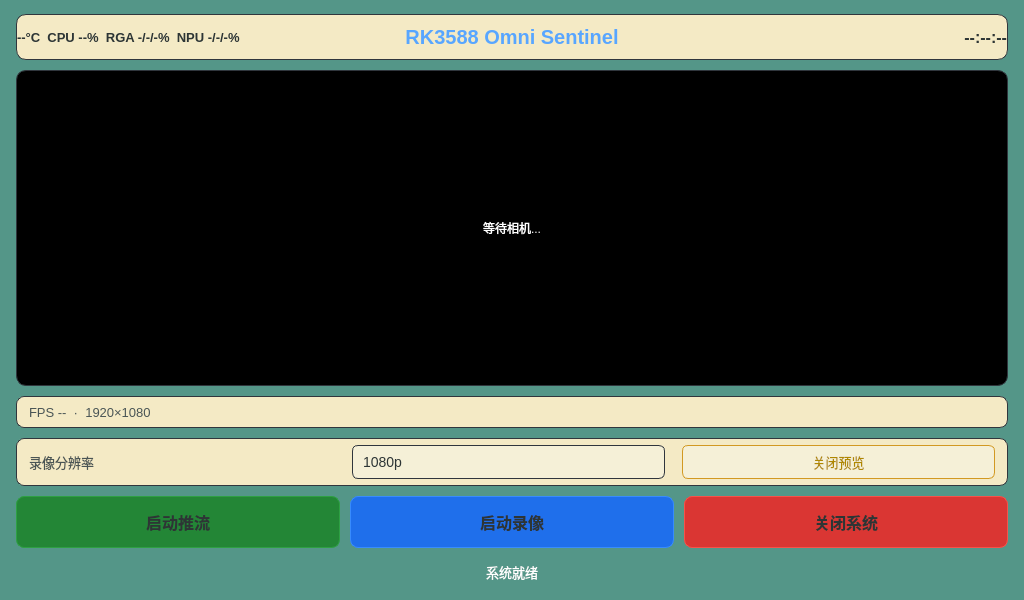
Old version of the form Software/APP/SentinelQT/widget.ui in the repository Davin-Liang/RK3588-Omni-Sentinel.
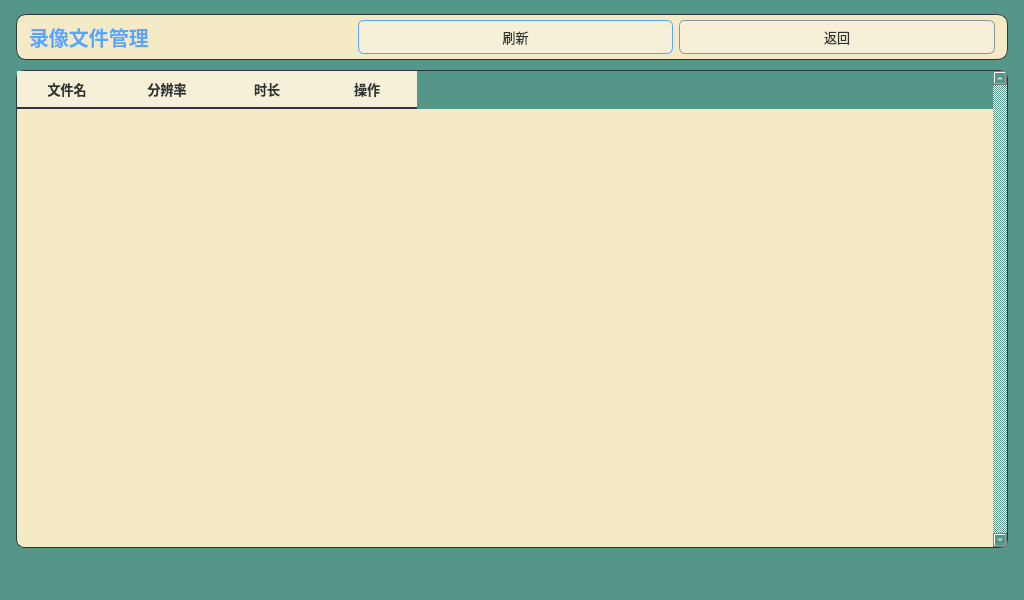
New version of the form. The open tabs and pages were chosen to show the change.

Commit message: feat(SentinelQT): add video management sub-page with libavformat metadata reading

```diff
--- a/Software/APP/SentinelQT/widget.ui
+++ b/Software/APP/SentinelQT/widget.ui
@@ -11,14 +11,25 @@
   <property name="styleSheet">
    <string notr="true">background-color: #549688; color: #ffffff;</string>
   </property>
-  <layout class="QVBoxLayout" name="rootLayout">
+  <layout class="QVBoxLayout" name="wrapperLayout">
+   <property name="spacing"><number>0</number></property>
+   <property name="leftMargin"><number>0</number></property>
+   <property name="topMargin"><number>0</number></property>
+   <property name="rightMargin"><number>0</number></property>
+   <property name="bottomMargin"><number>0</number></property>
+   <item>
+    <widget class="QStackedWidget" name="stackedWidget">
+
+     <!-- ============ Page 0: 主控页面 ============ -->
+     <widget class="QWidget" name="pageMain">
+      <layout class="QVBoxLayout" name="mainLayout">
    <property name="spacing"><number>10</number></property>
    <property name="leftMargin"><number>16</number></property>
    <property name="topMargin"><number>14</number></property>
    <property name="rightMargin"><number>16</number></property>
    <property name="bottomMargin"><number>14</number></property>
 
-   <!-- ====== 标题栏 ====== -->
+       <!-- 标题栏 -->
    <item>
     <widget class="QFrame" name="titleBar">
      <property name="minimumSize"><size><width>0</width><height>46</height></size></property>
@@ -71,7 +82,7 @@
     </widget>
    </item>
 
-   <!-- ====== 预览区域 ====== -->
+       <!-- 预览区域 -->
    <item>
     <widget class="QLabel" name="previewLabel">
      <property name="sizePolicy">
@@ -90,7 +101,7 @@
     </widget>
    </item>
 
-   <!-- ====== 状态栏 ====== -->
+       <!-- 状态栏 -->
    <item>
     <widget class="QFrame" name="statusBar">
      <property name="minimumSize"><size><width>0</width><height>32</height></size></property>
@@ -127,7 +138,7 @@
     </widget>
    </item>
 
-   <!-- ====== 设置行 ====== -->
+       <!-- 设置行 -->
    <item>
     <widget class="QFrame" name="settingsBar">
      <property name="minimumSize"><size><width>0</width><height>48</height></size></property>
@@ -175,7 +186,7 @@
     </widget>
    </item>
 
-   <!-- ====== 控制按钮行 ====== -->
+       <!-- 控制按钮行 -->
    <item>
     <layout class="QHBoxLayout" name="btnLayout">
      <property name="spacing"><number>10</number></property>
@@ -209,7 +220,7 @@
     </layout>
    </item>
 
-   <!-- ====== 底部状态 ====== -->
+       <!-- 底部状态 -->
    <item>
     <widget class="QLabel" name="statusLabel">
      <property name="text"><string>系统就绪</string></property>
@@ -218,6 +229,106 @@
      <property name="styleSheet">
       <string notr="true">font-size: 13px; color: #ffffff; padding: 2px;</string>
      </property>
+        </widget>
+       </item>
+      </layout>
+     </widget>
+
+     <!-- ============ Page 1: 视频管理 ============ -->
+     <widget class="QWidget" name="pageVideos">
+      <layout class="QVBoxLayout" name="videoLayout">
+       <property name="spacing"><number>10</number></property>
+       <property name="leftMargin"><number>16</number></property>
+       <property name="topMargin"><number>14</number></property>
+       <property name="rightMargin"><number>16</number></property>
+       <property name="bottomMargin"><number>14</number></property>
+
+       <!-- 顶栏 -->
+       <item>
+        <widget class="QFrame" name="videoTitleBar">
+         <property name="minimumSize"><size><width>0</width><height>46</height></size></property>
+         <property name="maximumSize"><size><width>16777215</width><height>46</height></size></property>
+         <property name="styleSheet">
+          <string notr="true">background-color: #F4EAC5; border: 1px solid #30363d; border-radius: 10px;</string>
+         </property>
+         <layout class="QHBoxLayout" name="videoTitleLayout">
+          <property name="leftMargin"><number>12</number></property>
+          <property name="topMargin"><number>0</number></property>
+          <property name="rightMargin"><number>12</number></property>
+          <property name="bottomMargin"><number>0</number></property>
+          <item>
+           <widget class="QLabel" name="videoTitleLabel">
+            <property name="text"><string>录像文件管理</string></property>
+            <property name="styleSheet">
+             <string notr="true">font-size: 20px; font-weight: 600; color: #58a6ff; background: transparent; border: none;</string>
+            </property>
+           </widget>
+          </item>
+          <item><spacer><property name="orientation"><enum>Qt::Horizontal</enum></property></spacer></item>
+          <item>
+           <widget class="QPushButton" name="btnRefreshVideos">
+            <property name="text"><string>刷新</string></property>
+            <property name="minimumSize"><size><width>80</width><height>34</height></size></property>
+            <property name="styleSheet">
+             <string notr="true">font-size: 13px; color: #2d3535; background-color: #F5F0D7; border: 1px solid #58a6ff; border-radius: 6px; padding: 0 12px;</string>
+            </property>
+           </widget>
+          </item>
+          <item>
+           <widget class="QPushButton" name="btnBackToMain">
+            <property name="text"><string>返回</string></property>
+            <property name="minimumSize"><size><width>80</width><height>34</height></size></property>
+            <property name="styleSheet">
+             <string notr="true">font-size: 13px; color: #2d3535; background-color: #F5F0D7; border: 1px solid #8b949e; border-radius: 6px; padding: 0 12px;</string>
+            </property>
+           </widget>
+          </item>
+         </layout>
+        </widget>
+       </item>
+
+       <!-- 视频列表 -->
+       <item>
+        <widget class="QTableWidget" name="videoTable">
+         <property name="columnCount"><number>4</number></property>
+         <property name="editTriggers"><set>QAbstractItemView::NoEditTriggers</set></property>
+         <property name="selectionBehavior"><set>QAbstractItemView::SelectRows</set></property>
+         <property name="verticalScrollBarPolicy"><enum>Qt::ScrollBarAlwaysOn</enum></property>
+         <property name="horizontalScrollBarPolicy"><enum>Qt::ScrollBarAlwaysOff</enum></property>
+         <attribute name="horizontalHeaderVisible"><bool>true</bool></attribute>
+         <attribute name="verticalHeaderVisible"><bool>false</bool></attribute>
+         <column>
+          <property name="text"><string>文件名</string></property>
+         </column>
+         <column>
+          <property name="text"><string>分辨率</string></property>
+         </column>
+         <column>
+          <property name="text"><string>时长</string></property>
+         </column>
+         <column>
+          <property name="text"><string>操作</string></property>
+         </column>
+         <property name="styleSheet">
+          <string notr="true">QTableWidget { background-color: #F4EAC5; border: 1px solid #30363d; border-radius: 8px; font-size: 14px; color: #2d3535; } QTableWidget::item { padding: 6px; } QHeaderView::section { background-color: #F5F0D7; color: #2d3535; font-size: 13px; font-weight: 600; padding: 6px; border: none; border-bottom: 2px solid #30363d; } QTableWidget::item:selected { background-color: #d4e6f1; }</string>
+         </property>
+        </widget>
+       </item>
+
+       <!-- 底部信息 -->
+       <item>
+        <widget class="QLabel" name="videoStatusLabel">
+         <property name="text"><string></string></property>
+         <property name="minimumSize"><size><width>0</width><height>28</height></size></property>
+         <property name="alignment"><set>Qt::AlignCenter</set></property>
+         <property name="styleSheet">
+          <string notr="true">font-size: 13px; color: #ffffff; padding: 2px;</string>
+         </property>
+        </widget>
+       </item>
+      </layout>
+     </widget>
+
     </widget>
    </item>
   </layout>
```
Left out of the diff: 25 changed lines with no effect on the pictures. Lines whose indentation alone changed are shown as unchanged. The commit also changes 2 other files.
